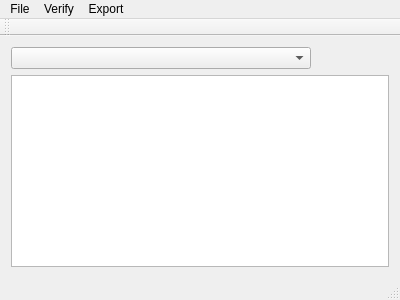
Above: FileVerifier/mainwindow.ui from pbuttgereit/FileVerifier before the change. Below: the same form after it.
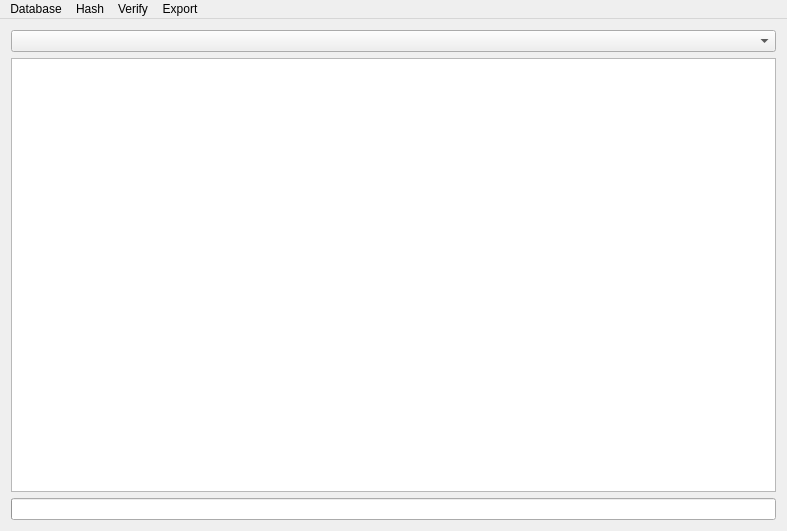
That is the form after the change.

Diff of the .ui file:
```diff
--- a/FileVerifier/mainwindow.ui
+++ b/FileVerifier/mainwindow.ui
@@ -6,8 +6,8 @@
    <rect>
     <x>0</x>
     <y>0</y>
-    <width>400</width>
-    <height>300</height>
+    <width>787</width>
+    <height>531</height>
    </rect>
   </property>
   <property name="windowTitle">
@@ -27,24 +27,21 @@
         </property>
        </widget>
       </item>
-      <item>
-       <spacer name="horizontalSpacer">
-        <property name="orientation">
-         <enum>Qt::Horizontal</enum>
-        </property>
-        <property name="sizeHint" stdset="0">
-         <size>
-          <width>40</width>
-          <height>20</height>
-         </size>
-        </property>
-       </spacer>
-      </item>
      </layout>
     </item>
     <item>
      <widget class="QTableView" name="tableView"/>
     </item>
+    <item>
+     <widget class="QProgressBar" name="progressBar">
+      <property name="value">
+       <number>0</number>
+      </property>
+      <property name="textVisible">
+       <bool>false</bool>
+      </property>
+     </widget>
+    </item>
    </layout>
   </widget>
   <widget class="QMenuBar" name="menuBar">
@@ -52,13 +49,13 @@
     <rect>
      <x>0</x>
      <y>0</y>
-     <width>400</width>
+     <width>787</width>
      <height>21</height>
     </rect>
    </property>
-   <widget class="QMenu" name="menuFile">
+   <widget class="QMenu" name="menuDb">
     <property name="title">
-     <string>File</string>
+     <string>Database</string>
     </property>
     <widget class="QMenu" name="menuOpen">
      <property name="title">
@@ -83,20 +80,19 @@
     </property>
     <addaction name="actionCurrent_Table"/>
    </widget>
-   <addaction name="menuFile"/>
+   <widget class="QMenu" name="menuHash">
+    <property name="title">
+     <string>Hash</string>
+    </property>
+    <addaction name="actionHashFile"/>
+    <addaction name="actionHashDirectory"/>
+   </widget>
+   <addaction name="menuDb"/>
+   <addaction name="menuHash"/>
    <addaction name="menuVerify"/>
    <addaction name="menuExport"/>
   </widget>
-  <widget class="QToolBar" name="mainToolBar">
-   <attribute name="toolBarArea">
-    <enum>TopToolBarArea</enum>
-   </attribute>
-   <attribute name="toolBarBreak">
-    <bool>false</bool>
-   </attribute>
-  </widget>
-  <widget class="QStatusBar" name="statusBar"/>
-  <action name="actionFile_s">
+  <action name="actionHashFile">
    <property name="text">
     <string>File(s)</string>
    </property>
```
Left out of the diff: 50 changed lines with no effect on the pictures.
